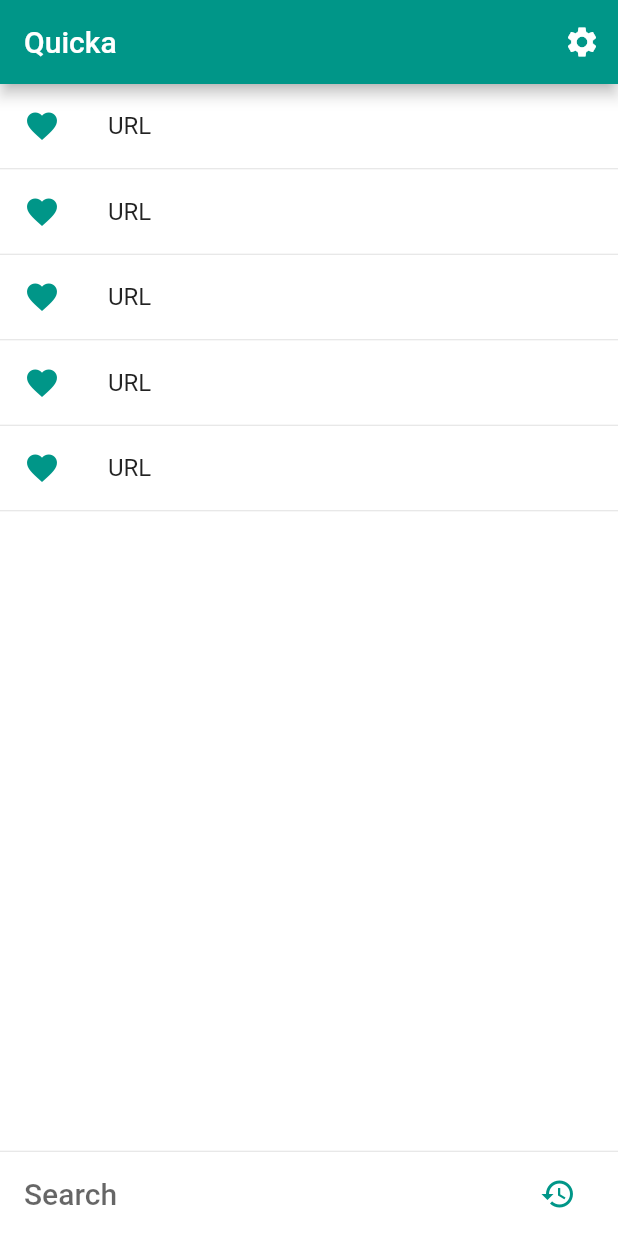
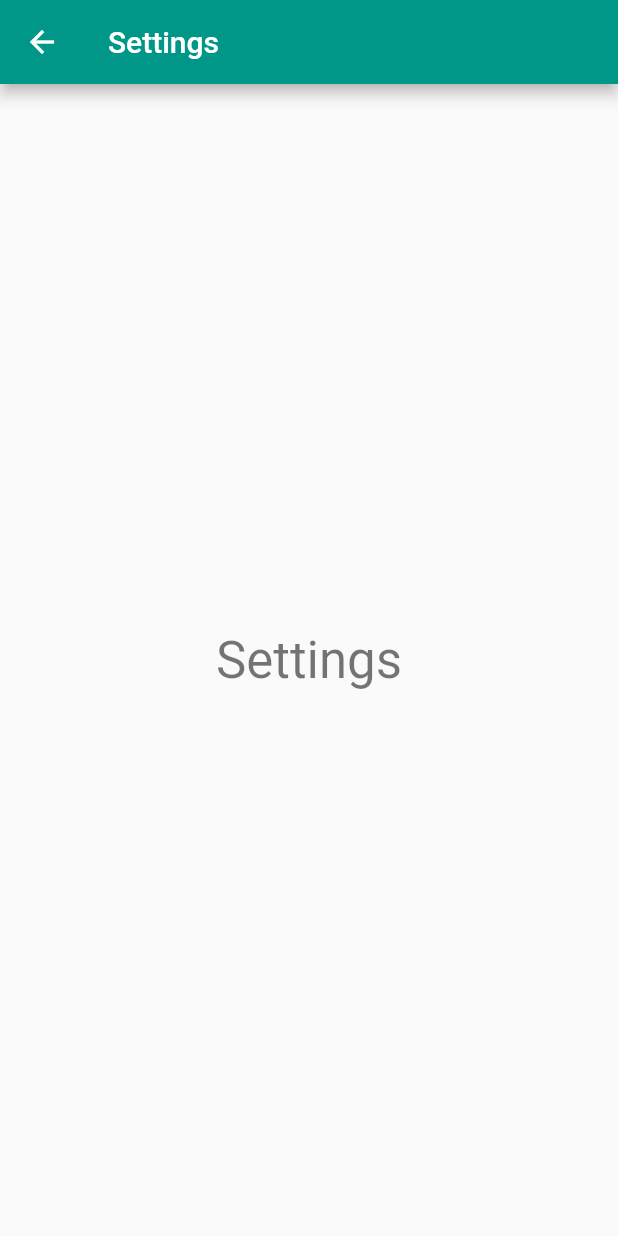
Before and after one commit to rakuishi/quicka-flutter, a Flutter app: the screen it shows after launch, after a tap on the "settings" icon, on a phone screen of 412 x 824 dp. Run offline on Flutter 3.47's test engine with Material 2 defaults, Android fonts, the phone set to English and light mode, and no system bars; our stand-ins replace shared_preferences; generated files the repository leaves out were written again.

Commit message:
Add settings_page.dart

```diff
--- a/lib/ui/app.dart
+++ b/lib/ui/app.dart
@@ -1,6 +1,7 @@
 import 'package:flutter/material.dart';
 import 'package:quicka/ui/home_page.dart';
 import 'package:quicka/ui/history_list_page.dart';
+import 'package:quicka/ui/settings_page.dart';
 
 class MyApp extends StatelessWidget {
   @override
@@ -12,6 +13,7 @@ class MyApp extends StatelessWidget {
       home: new HomePage(),
       routes: <String, WidgetBuilder>{
         '/history': (BuildContext context) => new HistoryListPage(),
+        '/settings': (BuildContext context) => new SettingsPage(),
       },
     );
   }
--- a/lib/ui/home_page.dart
+++ b/lib/ui/home_page.dart
@@ -117,6 +117,6 @@ class _HomePageState extends State<HomePage> {
   }
 
   void _pushSettings() {
-    // do something
+    Navigator.of(context).pushNamed('/settings');
   }
 }
--- /dev/null
+++ b/lib/ui/settings_page.dart
@@ -0,0 +1,18 @@
+import 'package:flutter/material.dart';
+
+class SettingsPage extends StatelessWidget {
+  @override
+  Widget build(BuildContext context) {
+    return new Scaffold(
+      appBar: new AppBar(
+        title: new Text('Settings'),
+      ),
+      body: new Center(
+        child: new Text(
+          'Settings',
+          style: Theme.of(context).textTheme.display1,
+        ),
+      ),
+    );
+  }
+}
```
